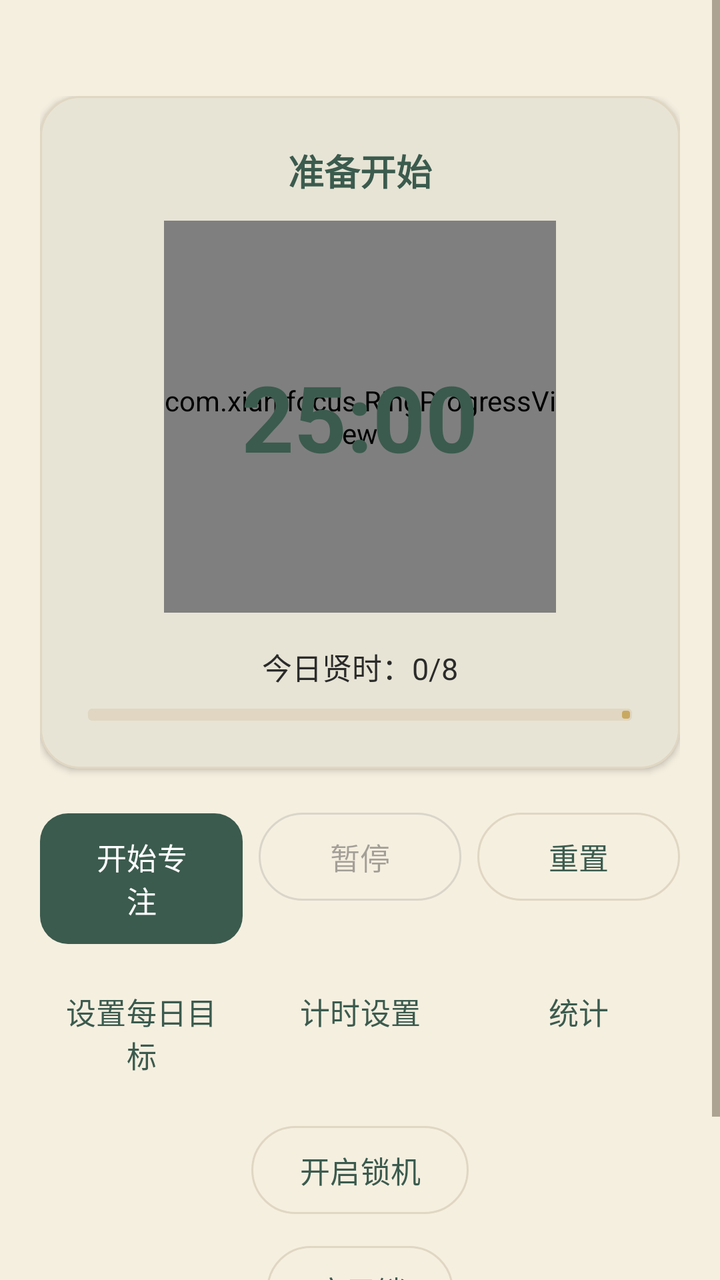
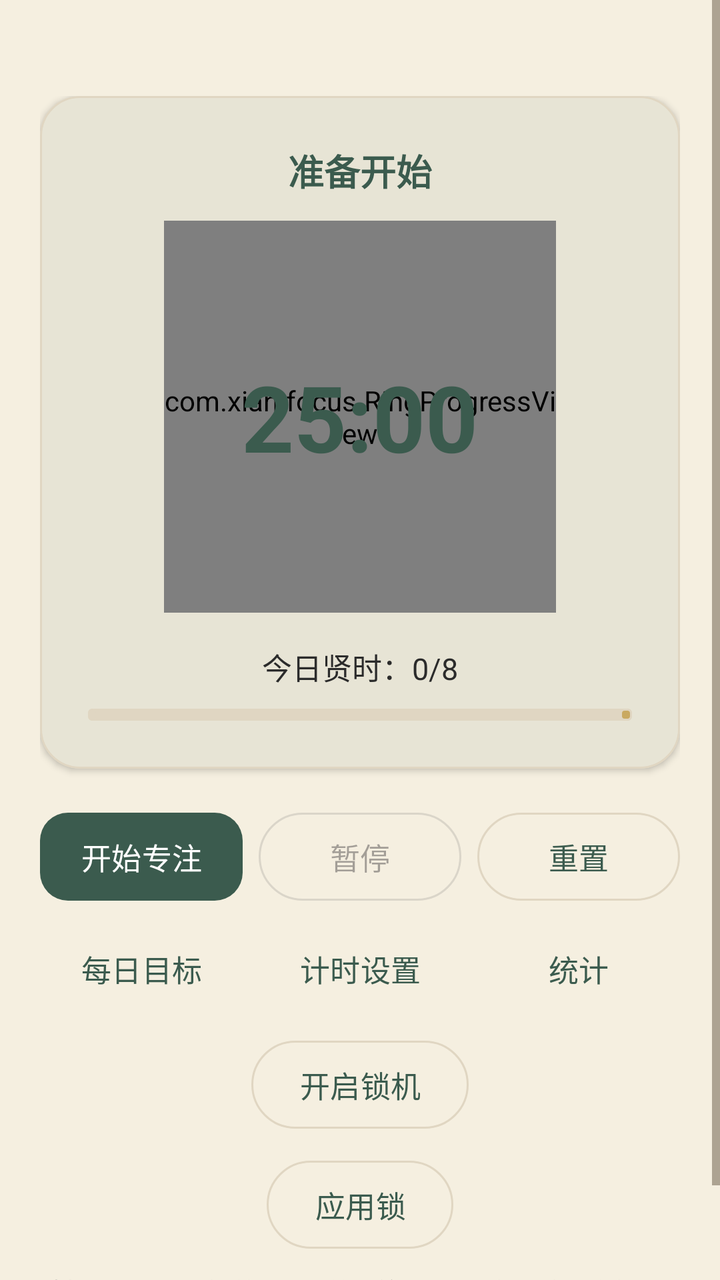

Compare the two renders of this Android layout. The source of the first and the diff that turns it into the second are given below.
<!-- AndroidManifest.xml: application theme Theme.PomodoroFocus -->
<!-- res/layout/fragment_timer.xml -->
<?xml version="1.0" encoding="utf-8"?>
<ScrollView xmlns:android="http://schemas.android.com/apk/res/android"
    xmlns:app="http://schemas.android.com/apk/res-auto"
    android:layout_width="match_parent"
    android:layout_height="match_parent"
    android:fillViewport="true">

    <LinearLayout
        android:layout_width="match_parent"
        android:layout_height="wrap_content"
        android:orientation="vertical"
        android:paddingHorizontal="20dp"
        android:paddingTop="48dp"
        android:paddingBottom="20dp">

        <com.google.android.material.card.MaterialCardView
            android:layout_width="match_parent"
            android:layout_height="wrap_content"
            app:cardCornerRadius="20dp"
            app:cardElevation="2dp"
            app:strokeColor="?attr/colorOutline"
            app:strokeWidth="1dp">

            <LinearLayout
                android:layout_width="match_parent"
                android:layout_height="wrap_content"
                android:orientation="vertical"
                android:padding="24dp">

                <TextView
                    android:id="@+id/statusText"
                    android:layout_width="match_parent"
                    android:layout_height="wrap_content"
                    android:gravity="center"
                    android:text="@string/status_idle"
                    android:textColor="?attr/colorBrandContent"
                    android:textSize="18sp"
                    android:textStyle="bold" />

                
                <FrameLayout
                    android:layout_width="match_parent"
                    android:layout_height="wrap_content"
                    android:layout_marginTop="12dp">

                    <com.xian.focus.RingProgressView
                        android:id="@+id/timerRing"
                        android:layout_width="196dp"
                        android:layout_height="196dp"
                        android:layout_gravity="center" />

                    <TextView
                        android:id="@+id/timerText"
                        android:layout_width="wrap_content"
                        android:layout_height="wrap_content"
                        android:layout_gravity="center"
                        android:gravity="center"
                        android:text="@string/default_timer"
                        android:textColor="?attr/colorBrandContent"
                        android:textSize="46sp"
                        android:textStyle="bold" />
                </FrameLayout>

                <TextView
                    android:id="@+id/goalLabel"
                    android:layout_width="match_parent"
                    android:layout_height="wrap_content"
                    android:layout_marginTop="16dp"
                    android:gravity="center"
                    android:text="@string/goal_initial"
                    android:textColor="@color/ink_text"
                    android:textSize="15sp" />

                
                <com.google.android.material.progressindicator.LinearProgressIndicator
                    android:id="@+id/goalProgress"
                    android:layout_width="match_parent"
                    android:layout_height="wrap_content"
                    android:layout_marginTop="10dp"
                    android:max="8"
                    android:progress="0"
                    app:indicatorColor="?attr/colorBrandAccent"
                    app:trackColor="@color/divider"
                    app:trackThickness="6dp" />
            </LinearLayout>
        </com.google.android.material.card.MaterialCardView>

        <LinearLayout
            android:layout_width="match_parent"
            android:layout_height="wrap_content"
            android:layout_marginTop="18dp"
            android:orientation="horizontal">

            <com.google.android.material.button.MaterialButton
                android:id="@+id/startButton"
                android:layout_width="0dp"
                android:layout_height="wrap_content"
                android:layout_weight="1"
                android:text="@string/start_focus" />

            <com.google.android.material.button.MaterialButton
                android:id="@+id/pauseButton"
                style="@style/Widget.Material3.Button.OutlinedButton"
                android:layout_width="0dp"
                android:layout_height="wrap_content"
                android:layout_marginStart="8dp"
                android:layout_weight="1"
                android:enabled="false"
                android:text="@string/pause" />

            <com.google.android.material.button.MaterialButton
                android:id="@+id/resetButton"
                style="@style/Widget.Material3.Button.OutlinedButton"
                android:layout_width="0dp"
                android:layout_height="wrap_content"
                android:layout_marginStart="8dp"
                android:layout_weight="1"
                android:text="@string/reset" />
        </LinearLayout>

        <LinearLayout
            android:layout_width="match_parent"
            android:layout_height="wrap_content"
            android:layout_marginTop="4dp"
            android:orientation="horizontal">

            <com.google.android.material.button.MaterialButton
                android:id="@+id/goalButton"
                style="@style/Widget.Material3.Button.TextButton"
                android:layout_width="0dp"
                android:layout_height="wrap_content"
                android:layout_weight="1"
                android:text="@string/set_daily_goal" />

            <com.google.android.material.button.MaterialButton
                android:id="@+id/timerSettingsButton"
                style="@style/Widget.Material3.Button.TextButton"
                android:layout_width="0dp"
                android:layout_height="wrap_content"
                android:layout_marginStart="8dp"
                android:layout_weight="1"
                android:text="@string/timer_settings" />

            <com.google.android.material.button.MaterialButton
                android:id="@+id/statsButton"
                style="@style/Widget.Material3.Button.TextButton"
                android:layout_width="0dp"
                android:layout_height="wrap_content"
                android:layout_marginStart="8dp"
                android:layout_weight="1"
                android:text="@string/focus_stats" />
        </LinearLayout>

        <com.google.android.material.button.MaterialButton
            android:id="@+id/lockButton"
            style="@style/Widget.Material3.Button.OutlinedButton"
            android:layout_width="wrap_content"
            android:layout_height="wrap_content"
            android:layout_gravity="center"
            android:layout_marginTop="6dp"
            android:minWidth="0dp"
            android:text="@string/lock_enable" />

        <com.google.android.material.button.MaterialButton
            android:id="@+id/appLockButton"
            style="@style/Widget.Material3.Button.OutlinedButton"
            android:layout_width="wrap_content"
            android:layout_height="wrap_content"
            android:layout_gravity="center"
            android:layout_marginTop="8dp"
            android:minWidth="0dp"
            android:text="@string/app_lock" />

        <TextView
            android:layout_width="match_parent"
            android:layout_height="wrap_content"
            android:layout_marginTop="8dp"
            android:text="@string/lock_notice"
            android:textColor="@color/text_secondary"
            android:textSize="12sp" />
    </LinearLayout>
</ScrollView>
<!-- resources referenced by this layout -->
<resources>
  <color name="divider">#E0D6C2</color>
  <color name="ink_text">#2B2B2B</color>
  <color name="text_secondary">#666666</color>
  <string name="app_lock">应用锁</string>
  <string name="default_timer">25:00</string>
  <string name="focus_stats">统计</string>
  <string name="goal_initial">今日贤时：0/8</string>
  <string name="lock_enable">开启锁机</string>
  <string name="lock_notice">锁机仅拦截返回键并隐藏系统导航；Home 键和多任务键属于系统权限，普通应用无法完全拦截。</string>
  <string name="pause">暂停</string>
  <string name="reset">重置</string>
  <string name="set_daily_goal">设置每日目标</string>
  <string name="start_focus">开始专注</string>
  <string name="status_idle">准备开始</string>
  <string name="timer_settings">计时设置</string>
  <style name="Theme.PomodoroFocus" parent="Theme.Xian.Qinglv" />
  <color name="theme_qinglv_primary">#3B5B4E</color>
  <color name="theme_qinglv_primary_variant">#2A4238</color>
  <color name="theme_qinglv_primary_content">#3B5B4E</color>
  <color name="theme_qinglv_accent">#C9A961</color>
  <color name="theme_qinglv_surface">#F5EFE0</color>
  <color name="on_primary">#FFFFFF</color>
  <style name="Widget.Xian.Button" parent="Widget.Material3.Button">
          <item name="cornerRadius">14dp</item>
          <item name="backgroundTint">?attr/colorBrandSurface</item>
          <item name="rippleColor">@color/ripple</item>
          <item name="android:textColor">@color/on_primary</item>
          <item name="android:textSize">15sp</item>
          <item name="android:paddingVertical">11dp</item>
          <item name="elevation">0dp</item>
          <item name="android:stateListAnimator">@null</item>
      </style>
  <style name="Widget.Xian.EditText" parent="Widget.AppCompat.EditText">
          <item name="android:background">@drawable/bg_edittext</item>
          <item name="android:padding">12dp</item>
          <item name="android:textColor">@color/ink_text</item>
          <item name="android:textSize">15sp</item>
      </style>
  <style name="Theme.Xian.MaterialAlertDialog" parent="ThemeOverlay.Material3.MaterialAlertDialog">
          <item name="shapeAppearanceMediumComponent">@style/ShapeAppearance.Xian.Medium</item>
          <item name="android:windowAnimationStyle">@style/Animation.Xian.Dialog</item>
          <item name="buttonBarPositiveButtonStyle">@style/Widget.Xian.Button</item>
          <item name="buttonBarNegativeButtonStyle">@style/Widget.Xian.Button.Text</item>
      </style>
  <!-- drawable bg_edittext (drawable) -->
  <?xml version="1.0" encoding="utf-8"?>
  <selector xmlns:android="http://schemas.android.com/apk/res/android">
      <item android:state_focused="true">
          <shape android:shape="rectangle">
              <corners android:radius="10dp" />
              <solid android:color="@color/card_background" />
              <stroke android:width="2dp" android:color="?attr/colorBrandContent" />
          </shape>
      </item>
      <item>
          <shape android:shape="rectangle">
              <corners android:radius="10dp" />
              <solid android:color="@color/card_background" />
              <stroke android:width="1dp" android:color="@color/nav_divider" />
          </shape>
      </item>
  </selector>
  <style name="ShapeAppearance.Xian.Medium" parent="ShapeAppearance.Material3.Corner.ExtraLarge">
          <item name="cornerSize">18dp</item>
      </style>
  <style name="Animation.Xian.Dialog" parent="@android:style/Animation.Dialog">
          <item name="android:windowEnterAnimation">@anim/dialog_enter</item>
          <item name="android:windowExitAnimation">@anim/dialog_exit</item>
      </style>
  <style name="Widget.Xian.Button.Text" parent="Widget.Material3.Button.TextButton">
          <item name="cornerRadius">14dp</item>
          <item name="android:textColor">?attr/colorBrandContent</item>
          <item name="android:textSize">15sp</item>
      </style>
  <color name="card_background">#FFFFFF</color>
  <color name="nav_divider">#D8CDB8</color>
  <!-- unchanged entries left out for length: 2 -->
</resources>

<!-- the commit's change to res/layout/fragment_timer.xml (unified diff, before → after) -->
@@ -96,7 +96,11 @@
                 android:layout_width="0dp"
                 android:layout_height="wrap_content"
                 android:layout_weight="1"
-                android:text="@string/start_focus" />
+                android:maxLines="1"
+                android:paddingHorizontal="4dp"
+                android:text="@string/start_focus"
+                android:insetLeft="0dp"
+                android:insetRight="0dp" />
 
             <com.google.android.material.button.MaterialButton
                 android:id="@+id/pauseButton"
@@ -106,7 +110,11 @@
                 android:layout_marginStart="8dp"
                 android:layout_weight="1"
                 android:enabled="false"
-                android:text="@string/pause" />
+                android:maxLines="1"
+                android:paddingHorizontal="4dp"
+                android:text="@string/pause"
+                android:insetLeft="0dp"
+                android:insetRight="0dp" />
 
             <com.google.android.material.button.MaterialButton
                 android:id="@+id/resetButton"
@@ -115,7 +123,11 @@
                 android:layout_height="wrap_content"
                 android:layout_marginStart="8dp"
                 android:layout_weight="1"
-                android:text="@string/reset" />
+                android:maxLines="1"
+                android:paddingHorizontal="4dp"
+                android:text="@string/reset"
+                android:insetLeft="0dp"
+                android:insetRight="0dp" />
         </LinearLayout>
 
         <LinearLayout
@@ -130,7 +142,11 @@
                 android:layout_width="0dp"
                 android:layout_height="wrap_content"
                 android:layout_weight="1"
-                android:text="@string/set_daily_goal" />
+                android:maxLines="1"
+                android:paddingHorizontal="2dp"
+                android:text="@string/set_daily_goal"
+                android:insetLeft="0dp"
+                android:insetRight="0dp" />
 
             <com.google.android.material.button.MaterialButton
                 android:id="@+id/timerSettingsButton"
@@ -139,7 +155,11 @@
                 android:layout_height="wrap_content"
                 android:layout_marginStart="8dp"
                 android:layout_weight="1"
-                android:text="@string/timer_settings" />
+                android:maxLines="1"
+                android:paddingHorizontal="2dp"
+                android:text="@string/timer_settings"
+                android:insetLeft="0dp"
+                android:insetRight="0dp" />
 
             <com.google.android.material.button.MaterialButton
                 android:id="@+id/statsButton"
@@ -148,7 +168,11 @@
                 android:layout_height="wrap_content"
                 android:layout_marginStart="8dp"
                 android:layout_weight="1"
-                android:text="@string/focus_stats" />
+                android:maxLines="1"
+                android:paddingHorizontal="2dp"
+                android:text="@string/focus_stats"
+                android:insetLeft="0dp"
+                android:insetRight="0dp" />
         </LinearLayout>
 
         <com.google.android.material.button.MaterialButton
<!-- resource entries referenced after the edit -->
@@ -11,7 +11,7 @@
   <string name="lock_notice">锁机仅拦截返回键并隐藏系统导航；Home 键和多任务键属于系统权限，普通应用无法完全拦截。</string>
   <string name="pause">暂停</string>
   <string name="reset">重置</string>
-  <string name="set_daily_goal">设置每日目标</string>
+  <string name="set_daily_goal">每日目标</string>
   <string name="start_focus">开始专注</string>
   <string name="status_idle">准备开始</string>
   <string name="timer_settings">计时设置</string>
